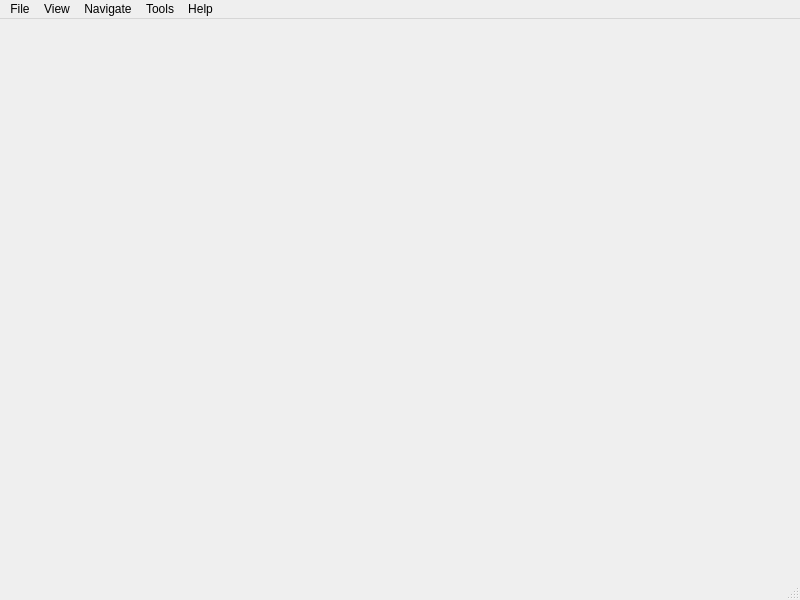
First picture: the form in mainwindow.ui, repository OlegGavri/RReader, before the edit.
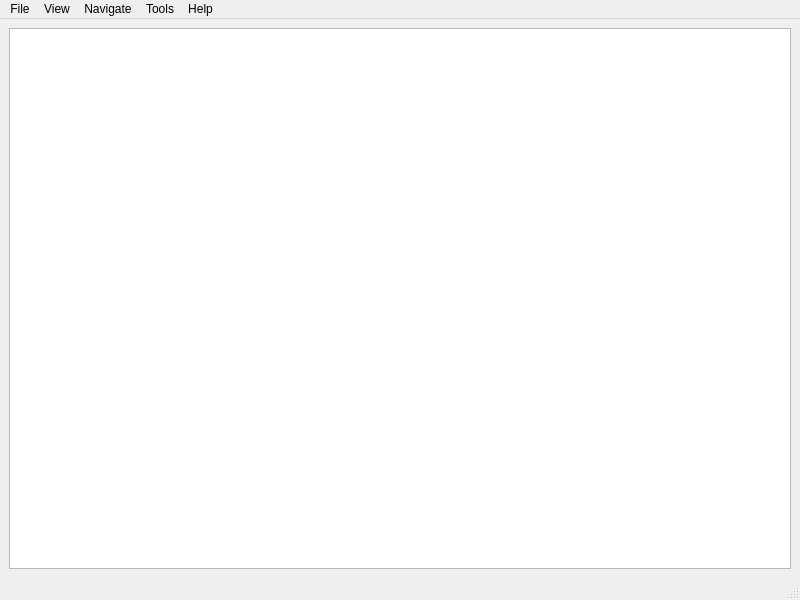
Second picture: the form after the edit. Icons and pictures are not drawn.

Commit message:
Show pages in scene.
For now create images for all pages and add it in scene.  This variant has poor performance and will be change in future.

What changed in the file:
```diff
--- a/mainwindow.ui
+++ b/mainwindow.ui
@@ -13,7 +13,13 @@
   <property name="windowTitle">
    <string>MainWindow</string>
   </property>
-  <widget class="QWidget" name="centralwidget"/>
+  <widget class="QWidget" name="centralwidget">
+   <layout class="QVBoxLayout" name="verticalLayout">
+    <item>
+     <widget class="QGraphicsView" name="graphicsView"/>
+    </item>
+   </layout>
+  </widget>
   <widget class="QMenuBar" name="menubar">
    <property name="geometry">
     <rect>
```
Left out of the diff: 68 changed lines with no effect on the pictures. The commit also changes 1 other file.
